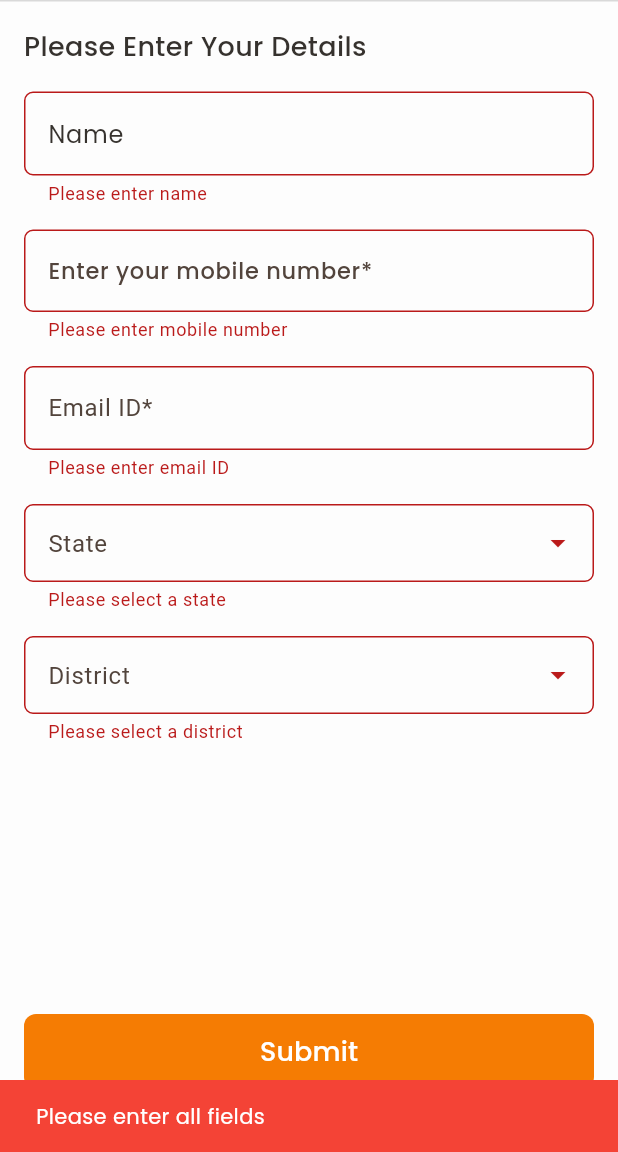
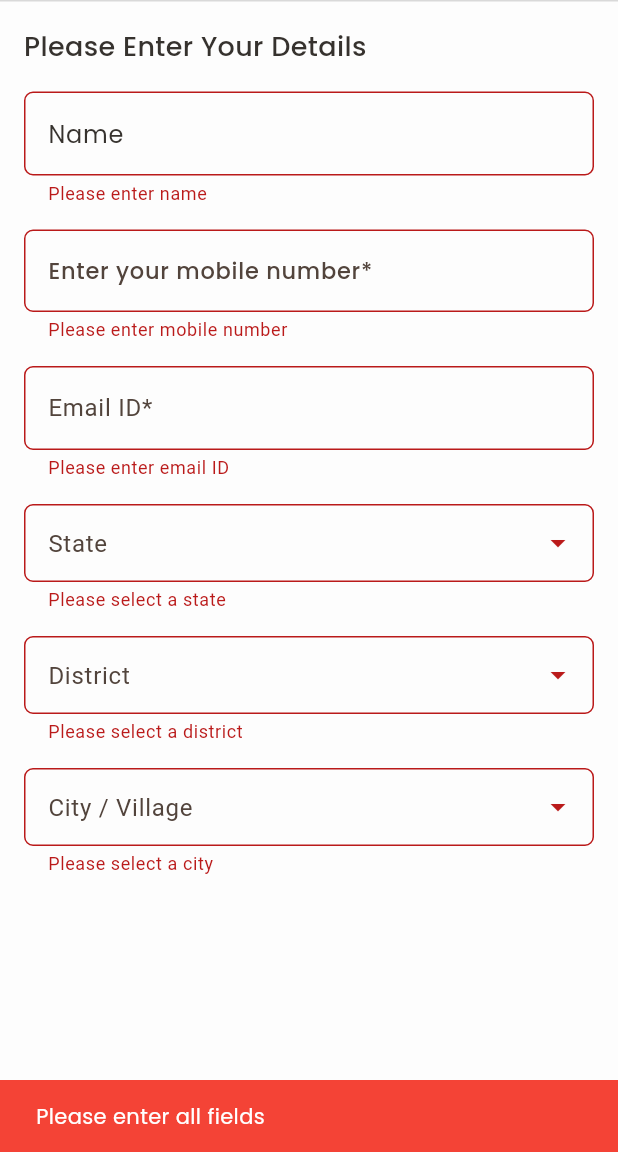
Before and after one commit to sahilq77/bhulex-wthout-mvc, a Flutter app: the informationscreen screen opened directly, after a tap on "Submit", on a phone screen of 412 x 824 dp, the part 84-1236 px from its top. Run offline on Flutter 3.47's test engine with Material 3 defaults, Android fonts, the phone set to English and light mode, and no system bars; drawn by our look-alikes of dropdown_search; our stand-ins replace cached_network_image, connectivity_plus, dio, flutter_html, get, google_fonts and 7 more; accounts and stored records are empty; network calls fail.

Commit message:
City dropdown added in info form

```diff
--- a/lib/information/info.dart
+++ b/lib/information/info.dart
@@ -410,8 +410,7 @@ class _informationscreenState extends State<informationscreen> {
                         style: AppFontStyle.poppins(
                           fontSize:
                               15, // Adjusted to match your desired text size
-                          fontWeight:
-                              FontWeight
+                          fontWeight: FontWeight
                               .w500, // Bold as per your previous style
                           color: Color(0xFF36322E),
                         ),
@@ -431,8 +430,7 @@ class _informationscreenState extends State<informationscreen> {
                               color: Color(0xFFD9D9D9),
                             ),
                           ),
-                          hintText:
-                              _mobileController.text.isEmpty
+                          hintText: _mobileController.text.isEmpty
                               ? "Enter your mobile number*"
                               : null,
                           counterText: "", // Hides the counter
@@ -494,8 +492,7 @@ class _informationscreenState extends State<informationscreen> {
                         textInputAction: TextInputAction.next,
                         controller: _emailController,
                         keyboardType: TextInputType.emailAddress,
-                        textCapitalization:
-                            TextCapitalization
+                        textCapitalization: TextCapitalization
                             .none, // Ensure no auto-capitalization
                         decoration: InputDecoration(
                           hintText: 'Email ID*',
@@ -531,8 +528,7 @@ class _informationscreenState extends State<informationscreen> {
                         onChanged: (value) {
                           _emailController
                               .value = _emailController.value.copyWith(
-                            text:
-                                value
+                            text: value
                                 .toLowerCase(), // Convert input to lowercase
                             selection: TextSelection.collapsed(
                               offset: value.length,
@@ -606,11 +602,9 @@ class _informationscreenState extends State<informationscreen> {
                             crossAxisAlignment: CrossAxisAlignment.start,
                             children: [
                               DropdownSearch<String>(
-                                items:
-                                    stateData
+                                items: stateData
                                     .map<String>(
-                                          (item) =>
-                                              item['state_name'].toString(),
+                                      (item) => item['state_name'].toString(),
                                     )
                                     .toList(),
                                 selectedItem: Selectedstate,
@@ -656,8 +650,7 @@ class _informationscreenState extends State<informationscreen> {
                                     (item) => item['state_name'] == value,
                                     orElse: () => {},
                                   );
-                                  Selectedstateid =
-                                      matchedState.isNotEmpty
+                                  Selectedstateid = matchedState.isNotEmpty
                                       ? matchedState['id']?.toString()
                                       : '';
                                   log("Selected state ID: $Selectedstateid");
@@ -705,11 +698,9 @@ class _informationscreenState extends State<informationscreen> {
                             crossAxisAlignment: CrossAxisAlignment.start,
                             children: [
                               DropdownSearch<String>(
-                                items:
-                                    cityData
+                                items: cityData
                                     .map<String>(
-                                          (item) =>
-                                              item['city_name'].toString(),
+                                      (item) => item['city_name'].toString(),
                                     )
                                     .toList(),
                                 selectedItem: Selectedcity,
@@ -753,8 +744,7 @@ class _informationscreenState extends State<informationscreen> {
                                               city['city_name'] == newValue,
                                           orElse: () => {},
                                         );
-                                    SelectedcityId =
-                                        selectedCityData.isNotEmpty
+                                    SelectedcityId = selectedCityData.isNotEmpty
                                         ? selectedCityData['id']?.toString()
                                         : null;
                                     log("Selected city ID: $SelectedcityId");
@@ -767,6 +757,101 @@ class _informationscreenState extends State<informationscreen> {
                         },
                       ),
 
+                      const SizedBox(height: 16),
+
+                      FormField<String>(
+                        validator: (value) {
+                          if (value == null || value.trim().isEmpty) {
+                            return 'Please select a city';
+                          }
+                          final trimmedValue = value.trim();
+
+                          // Block HTML/script tags or suspicious patterns
+                          if (RegExp(
+                            r'<.*?>|script|alert|on\w+=',
+                            caseSensitive: false,
+                          ).hasMatch(trimmedValue)) {
+                            return 'Invalid characters or script content detected';
+                          }
+
+                          // Allow only Unicode letters and spaces
+                          if (!RegExp(
+                            r'^[\p{L}\s]+$',
+                            unicode: true,
+                          ).hasMatch(trimmedValue)) {
+                            return 'Only alphabets and spaces allowed';
+                          }
+
+                          // Optional: Limit length to 50 characters
+                          if (trimmedValue.length > 50) {
+                            return 'State name must not exceed 50 characters';
+                          }
+
+                          return null;
+                        },
+                        builder: (FormFieldState<String> state) {
+                          return Column(
+                            crossAxisAlignment: CrossAxisAlignment.start,
+                            children: [
+                              DropdownSearch<String>(
+                                items: cityData
+                                    .map<String>(
+                                      (item) => item['city_name'].toString(),
+                                    )
+                                    .toList(),
+                                selectedItem: Selectedcity,
+                                dropdownDecoratorProps: DropDownDecoratorProps(
+                                  dropdownSearchDecoration: InputDecoration(
+                                    hintText: 'City / Village',
+                                    contentPadding: const EdgeInsets.symmetric(
+                                      horizontal: 12,
+                                      vertical: 14,
+                                    ),
+                                    border: OutlineInputBorder(
+                                      borderRadius: BorderRadius.circular(6),
+                                      borderSide: const BorderSide(
+                                        color: Color(0xFFC5C5C5),
+                                      ),
+                                    ),
+                                    errorText: state.errorText,
+                                  ),
+                                ),
+                                popupProps: PopupProps.menu(
+                                  showSearchBox: true,
+                                  searchFieldProps: TextFieldProps(
+                                    inputFormatters: [
+                                      FilteringTextInputFormatter.allow(
+                                        RegExp(r'[\p{L}\s]', unicode: true),
+                                      ),
+                                      LengthLimitingTextInputFormatter(50),
+                                    ],
+                                    decoration: const InputDecoration(
+                                      hintText: 'Search city...',
+                                      border: OutlineInputBorder(),
+                                    ),
+                                  ),
+                                ),
+                                onChanged: (newValue) {
+                                  setState(() {
+                                    Selectedcity = newValue;
+                                    final selectedCityData = cityData
+                                        .firstWhere(
+                                          (city) =>
+                                              city['city_name'] == newValue,
+                                          orElse: () => {},
+                                        );
+                                    SelectedcityId = selectedCityData.isNotEmpty
+                                        ? selectedCityData['id']?.toString()
+                                        : null;
+                                    log("Selected city ID: $SelectedcityId");
+                                    state.didChange(newValue);
+                                  });
+                                },
+                              ),
+                            ],
+                          );
+                        },
+                      ),
                       const SizedBox(height: 70),
                       // Replace the TextButton widget in your build method with this:
                       Padding(
```
Lines whose indentation alone changed are shown as unchanged.
